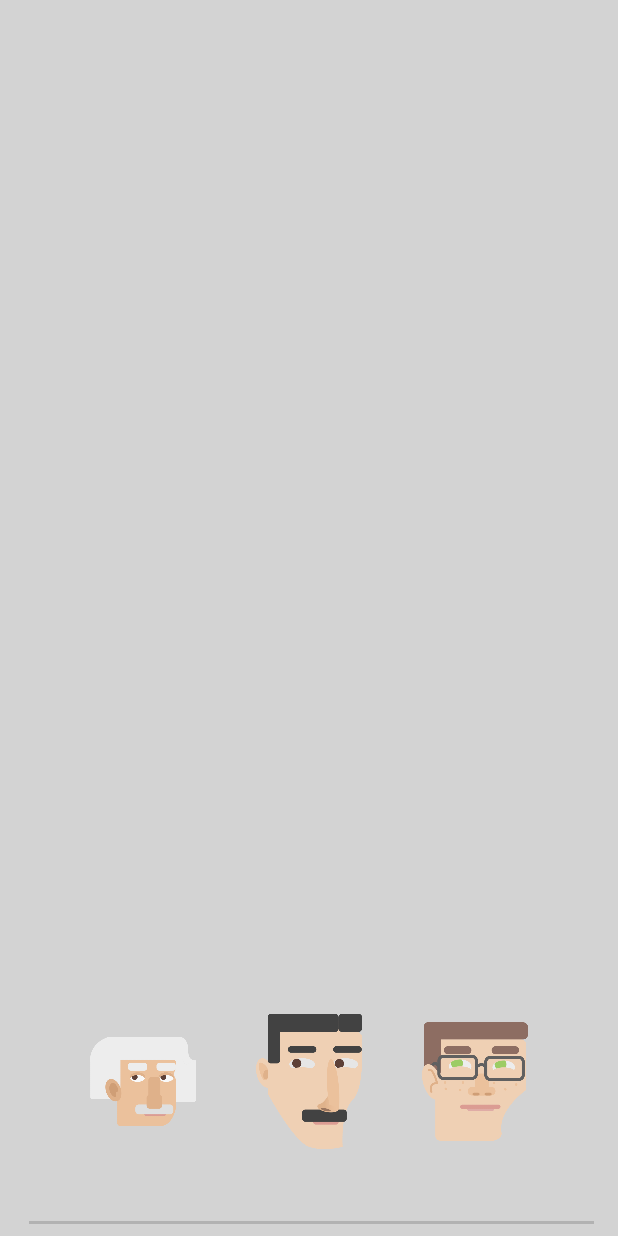
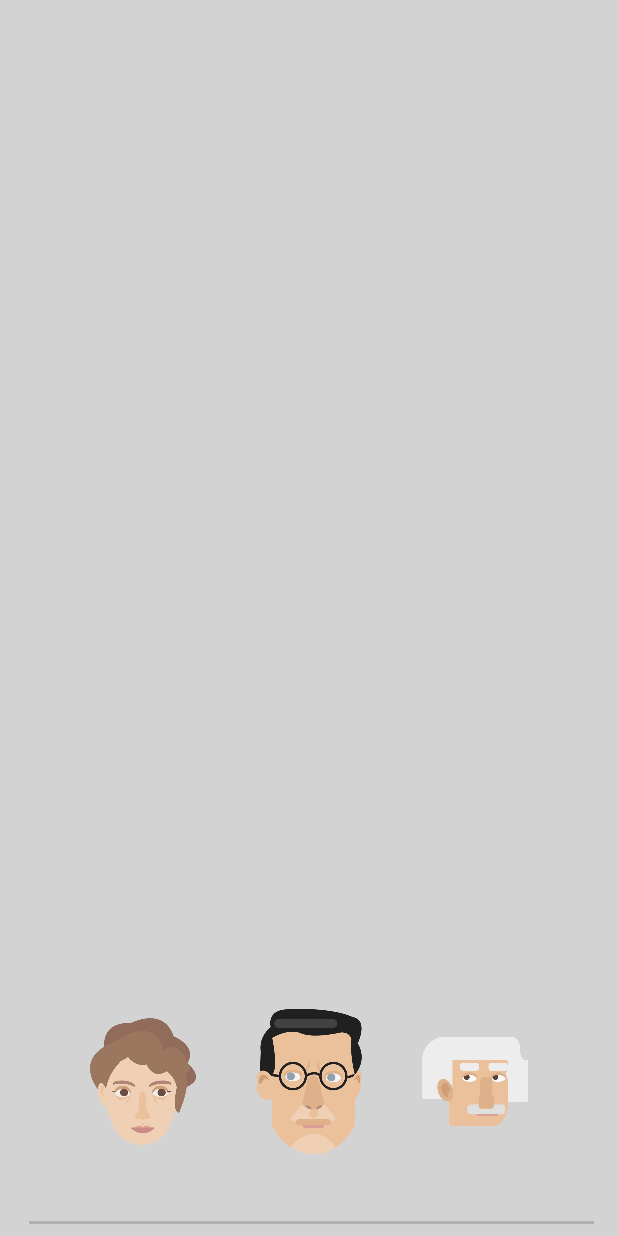
Before and after one commit to patrykmieczkowski/IncrediblePhysicsRitual, an Android app: the fragment QuestionBaseFragment shown on its own in the app's theme, after a tap on an icon or button, on a phone screen of 412 x 824 dp. Run offline under Robolectric (Android 15) with nearby library versions, the phone set to English and light mode, and no system bars; our stand-ins replace ButterKnife; libraries missing offline, so code that uses them is left out: io.realm, rx.android.schedulers; 11 statements that could not run were skipped.

Commit message:
working version with new characters

```diff
--- a/app/src/main/java/com/kitowcy/incrediblephysicsritual/MainActivity.java
+++ b/app/src/main/java/com/kitowcy/incrediblephysicsritual/MainActivity.java
@@ -122,6 +122,8 @@ public class MainActivity extends AppCompatActivity {
         Realm realm = Realm.getInstance(this);
         int mylistsize = realm.where(RealmQuestion.class).findAll().size();
 
+        mySmallList.clear();
+
         for (int x = 0; x < mylistsize; x++) {
             mySmallList.add(x);
         }
--- a/app/src/main/java/com/kitowcy/incrediblephysicsritual/fragments/QuestionBaseFragment.java
+++ b/app/src/main/java/com/kitowcy/incrediblephysicsritual/fragments/QuestionBaseFragment.java
@@ -12,6 +12,7 @@ import android.view.ViewGroup;
 import android.widget.ImageView;
 import android.widget.SeekBar;
 import android.widget.TextView;
+import android.widget.Toast;
 
 import com.kitowcy.incrediblephysicsritual.MainActivity;
 import com.kitowcy.incrediblephysicsritual.R;
@@ -23,7 +24,9 @@ import org.w3c.dom.Text;
 
 import java.util.ArrayList;
 import java.util.Collections;
+import java.util.HashMap;
 import java.util.List;
+import java.util.Map;
 import java.util.Random;
 import java.util.concurrent.TimeUnit;
 
@@ -65,6 +68,7 @@ public class QuestionBaseFragment extends Fragment {
     }
 
     rx.Subscription seekBarSubscription;
+//    Map<Integer, Boolean> answerMap = new HashMap<>();
 
     @Override
     public View onCreateView(LayoutInflater inflater, ViewGroup container, Bundle savedInstanceState) {
@@ -85,7 +89,7 @@ public class QuestionBaseFragment extends Fragment {
 
         int correctanswer = realmQuestion.getAnswer();
         List<Integer> mylist = new ArrayList<>();
-        for (int h = 0; h < 3; h++) {
+        for (int h = 0; h < 8; h++) {
             mylist.add(h);
         }
         Log.d(TAG, "onViewCreated: list size before " + mylist.size());
@@ -95,18 +99,61 @@ public class QuestionBaseFragment extends Fragment {
         int secondN = mylist.get(0);
         int thirdN = mylist.get(1);
 
-        int first = AnswerManager.giveMeAnswerResource(correctanswer);
+        final int first = AnswerManager.giveMeAnswerResource(correctanswer);
         int second = AnswerManager.giveMeAnswerResource(secondN);
         int third = AnswerManager.giveMeAnswerResource(thirdN);
 
-        firstImage.setImageResource(first);
-        secondImage.setImageResource(second);
-        thirdImage.setImageResource(third);
+//        answerMap.put(first, true);
+//        answerMap.put(second, false);
+//        answerMap.put(third, false);
 
-        scoreText.setText(String.valueOf(mainActivity.questionNumber));
+        final List<Integer> littleResourList = new ArrayList<>();
+        littleResourList.add(first);
+        littleResourList.add(second);
+        littleResourList.add(third);
+        Collections.shuffle(littleResourList);
+
+        firstImage.setImageResource(littleResourList.get(0));
+        secondImage.setImageResource(littleResourList.get(1));
+        thirdImage.setImageResource(littleResourList.get(2));
+
+        if (mainActivity.questionNumber != 0) {
+            scoreText.setText(String.valueOf(mainActivity.questionNumber));
+        }
         questionText.setText(realmQuestion.getQuestion());
 
         realm.close();
+
+        firstImage.setOnClickListener(new View.OnClickListener() {
+            @Override
+            public void onClick(View v) {
+                if (littleResourList.get(0) == first) {
+                    onImageClick(true);
+                } else {
+                    onImageClick(false);
+                }
+            }
+        });
+        secondImage.setOnClickListener(new View.OnClickListener() {
+            @Override
+            public void onClick(View v) {
+                if (littleResourList.get(1) == first) {
+                    onImageClick(true);
+                } else {
+                    onImageClick(false);
+                }
+            }
+        });
+        thirdImage.setOnClickListener(new View.OnClickListener() {
+            @Override
+            public void onClick(View v) {
+                if (littleResourList.get(2) == first) {
+                    onImageClick(true);
+                } else {
+                    onImageClick(false);
+                }
+            }
+        });
 
         seekBar.getThumb().mutate().setAlpha(0);
         seekBar.setMax(5000);
@@ -115,8 +162,7 @@ public class QuestionBaseFragment extends Fragment {
         launchSeekBar(new TimeUpCallback() {
             @Override
             public void call() {
-                mainActivity.questionNumber = 0;
-                mainActivity.setFragment(Config.FRAGTMENT_START);
+                youLose();
             }
         });
     }
@@ -130,10 +176,15 @@ public class QuestionBaseFragment extends Fragment {
         super.onDestroy();
     }
 
-    @OnClick(R.id.second_image)
-    public void onImageClick() {
-        ((MainActivity) getActivity()).questionNumber++;
-        ((MainActivity) getActivity()).setFragment(Config.FRAGMENT_QUESTION_BASE);
+    public void onImageClick(boolean status) {
+
+        Toast.makeText(getActivity(), String.valueOf(status), Toast.LENGTH_SHORT).show();
+        if (status) {
+            ((MainActivity) getActivity()).questionNumber++;
+            ((MainActivity) getActivity()).setFragment(Config.FRAGMENT_QUESTION_BASE);
+        } else {
+            youLose();
+        }
     }
 
     private void launchSeekBar(@Nullable final TimeUpCallback endCallback) {
@@ -168,4 +219,11 @@ public class QuestionBaseFragment extends Fragment {
             }
         }, 100);
     }
+
+    private void youLose() {
+        Log.d(TAG, "youLose :(");
+
+        ((MainActivity) getActivity()).questionNumber = 0;
+        ((MainActivity) getActivity()).setFragment(Config.FRAGTMENT_START);
+    }
 }
--- a/app/src/main/java/com/kitowcy/incrediblephysicsritual/utils/AnswerManager.java
+++ b/app/src/main/java/com/kitowcy/incrediblephysicsritual/utils/AnswerManager.java
@@ -33,6 +33,16 @@ public class AnswerManager {
             case 1:
                 return R.drawable.tesla;
             case 2:
+                return R.drawable.newton;
+            case 3:
+                return R.drawable.koperek;
+            case 4:
+                return R.drawable.curie;
+            case 5:
+                return R.drawable.szrodinger;
+            case 6:
+                return R.drawable.edison;
+            case 7:
                 return R.drawable.student;
             default:
                 return R.drawable.einst;
--- a/app/src/main/res/layout/start_screen_fragment.xml
+++ b/app/src/main/res/layout/start_screen_fragment.xml
@@ -19,7 +19,8 @@
         android:layout_marginEnd="75dp"
         android:layout_marginTop="83dp"
         android:layout_toStartOf="@+id/relativeLayout"
-        android:src="@drawable/button_add" />
+        android:src="@drawable/button_add"
+        android:visibility="gone" />
 
     <RelativeLayout
         android:id="@+id/relativeLayout"
@@ -33,7 +34,7 @@
             android:layout_width="match_parent"
             android:layout_height="match_parent"
             android:layout_centerVertical="true"
-            android:src="@drawable/circle" />
+            android:src="@drawable/circle_0" />
 
         <ImageView
             android:id="@+id/main_button_play"
```
Also changed, not shown: app/src/main/res/drawable/background.png, app/src/main/res/drawable/button_play.png, app/src/main/res/drawable/circle.png (deleted), app/src/main/res/drawable/circle_0.png (added), app/src/main/res/drawable/curie.png (added), app/src/main/res/drawable/edison.png (added), app/src/main/res/drawable/koperek.png (added), app/src/main/res/drawable/newton.png (added), app/src/main/res/drawable/szrodinger.png (added).
